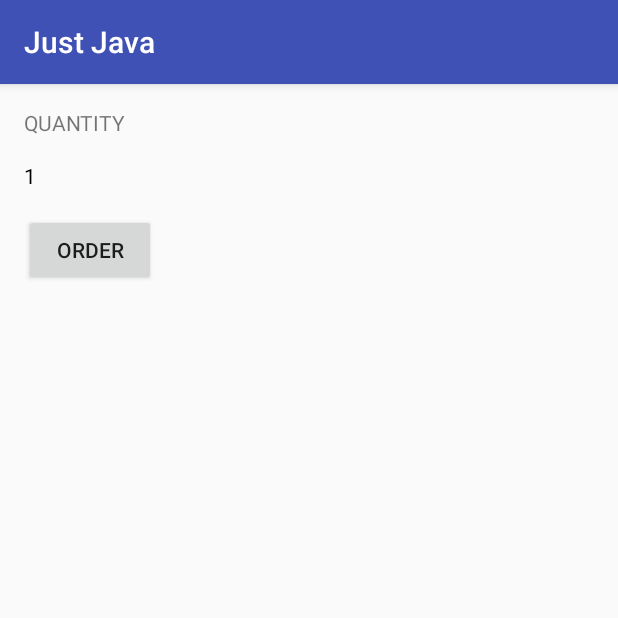
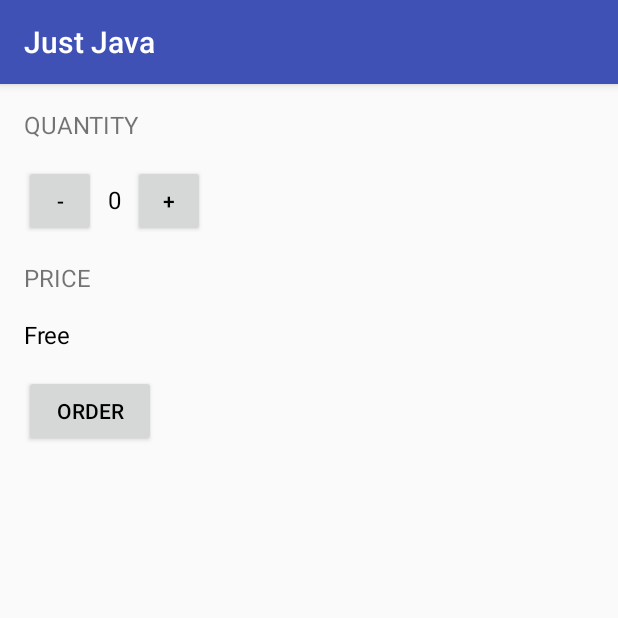
Before and after one commit to LiraNeto/2TutorialAndroid, an Android app: the screen it shows after launch (MainActivity), after a tap on "ORDER", on a phone screen of 412 x 824 dp, the top half of it. Run offline under Robolectric (Android 15) with nearby library versions, the phone set to English and light mode, and no system bars.

Commit message:
final(?) commit

```diff
--- a/app/src/main/java/com/example/android/justjava/MainActivity.java
+++ b/app/src/main/java/com/example/android/justjava/MainActivity.java
@@ -1,31 +1,84 @@
 package com.example.android.justjava;
+
 
 import android.support.v7.app.AppCompatActivity;
 import android.os.Bundle;
 import android.view.View;
 import android.widget.TextView;
 
+import java.text.NumberFormat;
+
 public class MainActivity extends AppCompatActivity {
+    private int quantity = 0;
 
     @Override
     protected void onCreate(Bundle savedInstanceState) {
         super.onCreate(savedInstanceState);
         setContentView(R.layout.activity_main);
+
+        this.displayQuantity(this.quantity);
+        this.displayPrice(this.quantity*5);
+
     }
 
     /**
      * This method is called when the order button is clicked.
      */
     public void submitOrder(View view) {
-        display(1);
+        String priceMessage = "Free";
+        this.displayPrice(priceMessage);
+    }
+
+    /**
+     * This method is called when the plus button is clicked and increment the quantity
+     * @param view
+     */
+
+    public void incrementQuantity(View view){
+        this.quantity ++;
+
+        this.displayQuantity(this.quantity);
+        this.displayPrice(this.quantity);
+    }
+
+    /**
+     * This method is called when the minus button is clicked and decrement the quantity
+     * @param view
+     */
+
+    public void decrementQuantity(View view){
+        if (this.quantity > 0)
+            this.quantity --;
+        else
+            this.quantity = 0;
+
+        this.displayQuantity(this.quantity);
+        this.displayPrice(this.quantity);
     }
 
     /**
      * This method displays the given quantity value on the screen.
      */
-    private void display(int number) {
-        TextView quantityTextView = (TextView) findViewById(R.id.qnumber);
+    private void displayQuantity (int number) {
+        TextView quantityTextView = (TextView) findViewById(R.id.quantity_number_textview);
         quantityTextView.setText("" + number);
     }
 
+    /**
+     * This method display the given value on the screen.
+     */
+
+    private void displayPrice (int number) {
+        float price = 2.5f;
+        TextView priceTextView = (TextView) findViewById(R.id.price_number_textview);
+        priceTextView.setText("Total: " + NumberFormat.getCurrencyInstance().format(number * price) + "\nThank you!");
+    }
+
+
+
+    private void displayPrice (String message){
+        TextView priceTextView = (TextView) findViewById(R.id.price_number_textview);
+        priceTextView.setText(message);
+    }
+
 }
--- a/app/src/main/res/layout/activity_main.xml
+++ b/app/src/main/res/layout/activity_main.xml
@@ -1,10 +1,15 @@
 <?xml version="1.0" encoding="utf-8"?>
 
-<RelativeLayout
+<LinearLayout
     xmlns:android="http://schemas.android.com/apk/res/android"
     xmlns:tools="http://schemas.android.com/tools"
     android:layout_width="match_parent"
     android:layout_height="match_parent"
+    android:orientation="vertical"
+    android:paddingTop="16dp"
+    android:paddingBottom="16dp"
+    android:paddingLeft="16dp"
+    android:paddingRight="16dp"
     tools:context="com.example.android.justjava.MainActivity">
 
     <TextView
@@ -13,23 +18,82 @@
         android:layout_width="wrap_content"
         android:layout_height="wrap_content"
 
-        android:paddingLeft="16dp"
+
+        android:text="Quantity"
+        android:textSize="16sp"
+        android:textAllCaps="true"/>
+
+    <LinearLayout
+        android:layout_width="wrap_content"
+        android:layout_height="wrap_content"
+
+        android:orientation="horizontal"
+
+        android:layout_marginTop="16dp">
+
+        <Button
+            android:id="@+id/dec_quantity_button"
+
+            android:layout_width="48dp"
+            android:layout_height="48dp"
+
+            android:onClick="decrementQuantity"
+
+            android:text="-"
+            android:textColor="@android:color/black"/>
+
+        <TextView
+            android:id="@+id/quantity_number_textview"
+
+            android:layout_width="wrap_content"
+            android:layout_height="wrap_content"
+
+            android:paddingLeft="8dp"
+            android:paddingRight="8dp"
+
+            android:text="-X-"
+            android:textSize="16sp"
+            android:textColor="@android:color/black"/>
+
+        <Button
+            android:id="@+id/inc_quantity_button"
+
+            android:layout_width="48dp"
+            android:layout_height="48dp"
+
+
+
+            android:onClick="incrementQuantity"
+
+
+            android:text="+"
+            android:textColor="@android:color/black"/>
+    </LinearLayout>
+
+
+
+    <TextView
+        android:id="@+id/price_textview"
+
+        android:layout_width="wrap_content"
+        android:layout_height="wrap_content"
+
         android:paddingTop="16dp"
 
-        android:text="Quantity"
+        android:text="Price"
+        android:textSize="16sp"
         android:textAllCaps="true"/>
 
     <TextView
-        android:id="@+id/qnumber"
+        android:id="@+id/price_number_textview"
 
         android:layout_width="wrap_content"
         android:layout_height="wrap_content"
-        android:layout_below="@id/quantity_textview"
 
-        android:paddingLeft="16dp"
         android:paddingTop="16dp"
 
-        android:text="0"
+        android:text="X-X"
+        android:textSize="16sp"
         android:textColor="@android:color/black"/>
 
     <Button
@@ -37,14 +101,13 @@
 
         android:layout_width="wrap_content"
         android:layout_height="wrap_content"
-        android:layout_below="@id/qnumber"
 
-        android:layout_marginLeft="16dp"
         android:layout_marginTop="16dp"
 
+        android:onClick="submitOrder"
+
         android:text="Order"
-        android:textAllCaps="true"
+        android:textColor="@android:color/black"
+        android:textAllCaps="true"/>
 
-        android:onClick="submitOrder"/>
-
-</RelativeLayout>
+</LinearLayout>
```
